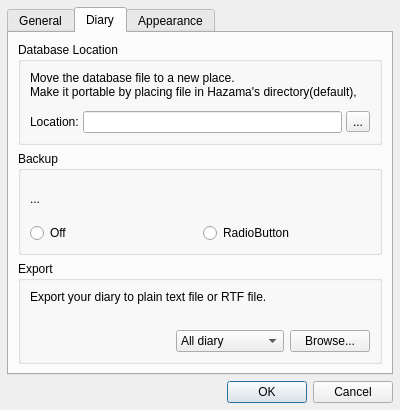
krrr/Hazama, file ui/configdialog.ui: the form before one commit.
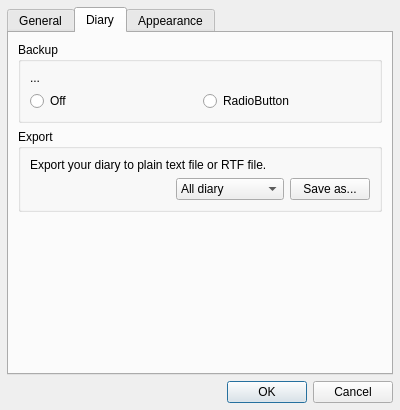
The form after the commit. The open tabs and pages were chosen to show the change.

Diff of the .ui file:
```diff
--- a/ui/configdialog.ui
+++ b/ui/configdialog.ui
@@ -146,59 +146,6 @@
        <string>Diary</string>
       </attribute>
       <layout class="QVBoxLayout" name="verticalLayout_3">
-       <item>
-        <widget class="QGroupBox" name="fileBox">
-         <property name="sizePolicy">
-          <sizepolicy hsizetype="Expanding" vsizetype="Preferred">
-           <horstretch>0</horstretch>
-           <verstretch>0</verstretch>
-          </sizepolicy>
-         </property>
-         <property name="title">
-          <string>Database Location</string>
-         </property>
-         <layout class="QVBoxLayout" name="verticalLayout_2">
-          <item>
-           <widget class="QLabel" name="fileLabel">
-            <property name="text">
-             <string>Move the database file to a new place.
-Make it portable by placing file in Hazama's directory(default),</string>
-            </property>
-            <property name="alignment">
-             <set>Qt::AlignLeading|Qt::AlignLeft|Qt::AlignTop</set>
-            </property>
-            <property name="wordWrap">
-             <bool>false</bool>
-            </property>
-           </widget>
-          </item>
-          <item>
-           <layout class="QHBoxLayout" name="horizontalLayout">
-            <property name="spacing">
-             <number>4</number>
-            </property>
-            <item>
-             <widget class="QLabel" name="label">
-              <property name="text">
-               <string>Location:</string>
-              </property>
-             </widget>
-            </item>
-            <item>
-             <widget class="QLineEdit" name="locEdit"/>
-            </item>
-            <item>
-             <widget class="QToolButton" name="locBro">
-              <property name="text">
-               <string>...</string>
-              </property>
-             </widget>
-            </item>
-           </layout>
-          </item>
-         </layout>
-        </widget>
-       </item>
        <item>
         <widget class="QGroupBox" name="backupBox">
          <property name="sizePolicy">
@@ -305,7 +252,7 @@
                </sizepolicy>
               </property>
               <property name="text">
-               <string>Browse...</string>
+               <string>Save as...</string>
               </property>
               <property name="autoDefault">
                <bool>false</bool>
@@ -317,6 +264,19 @@
          </layout>
         </widget>
        </item>
+       <item>
+        <spacer name="verticalSpacer_2">
+         <property name="orientation">
+          <enum>Qt::Vertical</enum>
+         </property>
+         <property name="sizeHint" stdset="0">
+          <size>
+           <width>20</width>
+           <height>40</height>
+          </size>
+         </property>
+        </spacer>
+       </item>
       </layout>
      </widget>
      <widget class="QWidget" name="appearance">
```
Left out of the diff: 6 changed lines with no effect on the pictures.
